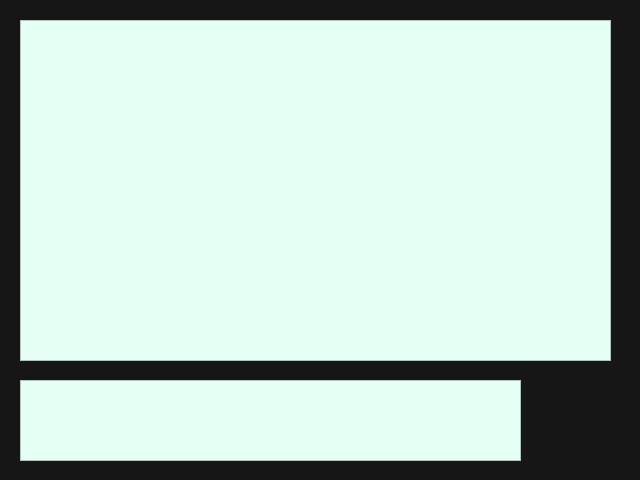
Old version of the form QtChatApp.ui in the repository ShravanK55/ChatApp.
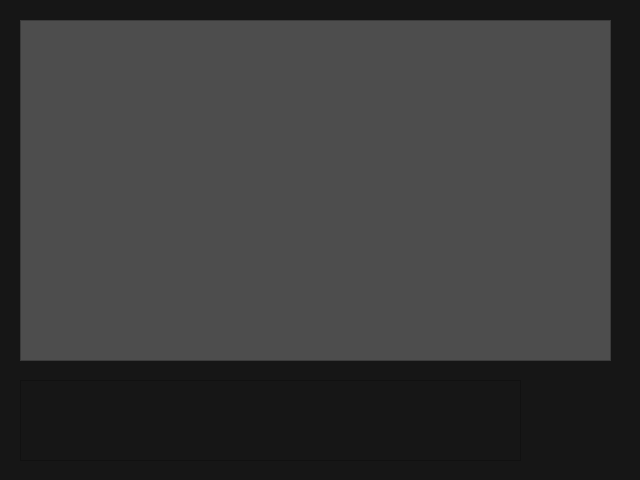
New version of the form. Icons and pictures are not drawn.

Commit message: Now acts as a chat room for multiple clients.

Diff of the .ui file:
```diff
--- a/QtChatApp.ui
+++ b/QtChatApp.ui
@@ -48,19 +48,6 @@
     <string/>
    </property>
   </widget>
-  <widget class="QPlainTextEdit" name="messageEntryBox">
-   <property name="geometry">
-    <rect>
-     <x>20</x>
-     <y>380</y>
-     <width>501</width>
-     <height>81</height>
-    </rect>
-   </property>
-   <property name="styleSheet">
-    <string notr="true">background-color: rgb(230, 255, 244);</string>
-   </property>
-  </widget>
   <widget class="QListWidget" name="messagesList">
    <property name="geometry">
     <rect>
@@ -70,8 +57,41 @@
      <height>341</height>
     </rect>
    </property>
+   <property name="font">
+    <font>
+     <family>Source Sans Pro</family>
+     <pointsize>11</pointsize>
+    </font>
+   </property>
    <property name="styleSheet">
-    <string notr="true">background-color: rgb(230, 255, 244);</string>
+    <string notr="true">background-color: rgb(77, 77, 77);
+color: rgb(220, 220, 220);</string>
+   </property>
+  </widget>
+  <widget class="QTextEdit" name="messageEntryBox">
+   <property name="geometry">
+    <rect>
+     <x>20</x>
+     <y>380</y>
+     <width>501</width>
+     <height>81</height>
+    </rect>
+   </property>
+   <property name="font">
+    <font>
+     <family>Calibri</family>
+     <pointsize>11</pointsize>
+    </font>
+   </property>
+   <property name="styleSheet">
+    <string notr="true">color: rgb(232, 232, 232);</string>
+   </property>
+   <property name="html">
+    <string>&lt;!DOCTYPE HTML PUBLIC &quot;-//W3C//DTD HTML 4.0//EN&quot; &quot;http://www.w3.org/TR/REC-html40/strict.dtd&quot;&gt;
+&lt;html&gt;&lt;head&gt;&lt;meta name=&quot;qrichtext&quot; content=&quot;1&quot; /&gt;&lt;style type=&quot;text/css&quot;&gt;
+p, li { white-space: pre-wrap; }
+&lt;/style&gt;&lt;/head&gt;&lt;body style=&quot; font-family:'Calibri'; font-size:11pt; font-weight:400; font-style:normal;&quot;&gt;
+&lt;p style=&quot;-qt-paragraph-type:empty; margin-top:0px; margin-bottom:0px; margin-left:0px; margin-right:0px; -qt-block-indent:0; text-indent:0px;&quot;&gt;&lt;br /&gt;&lt;/p&gt;&lt;/body&gt;&lt;/html&gt;</string>
    </property>
   </widget>
  </widget>
```
The commit also changes 7 other files.
